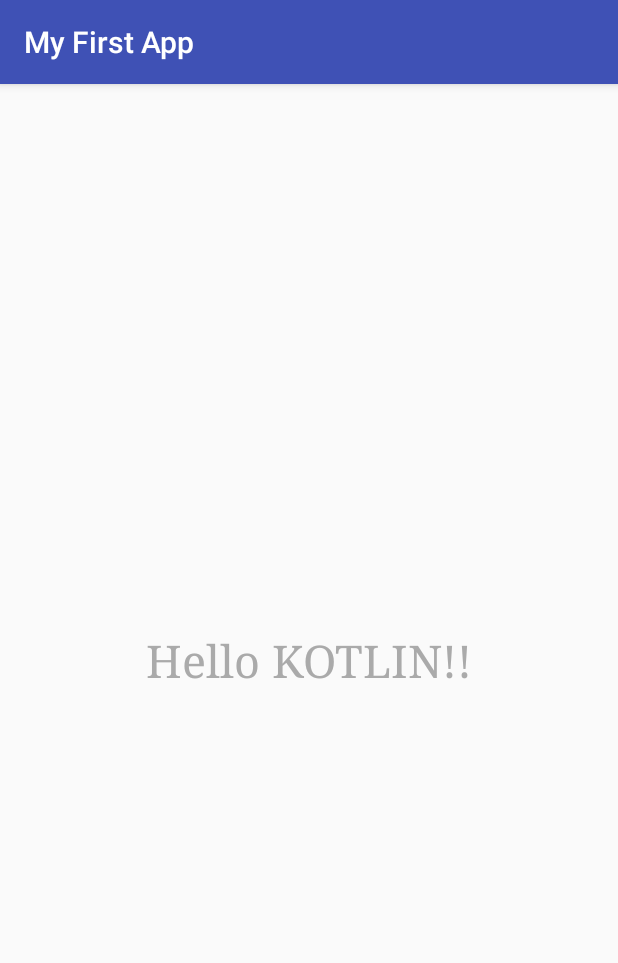
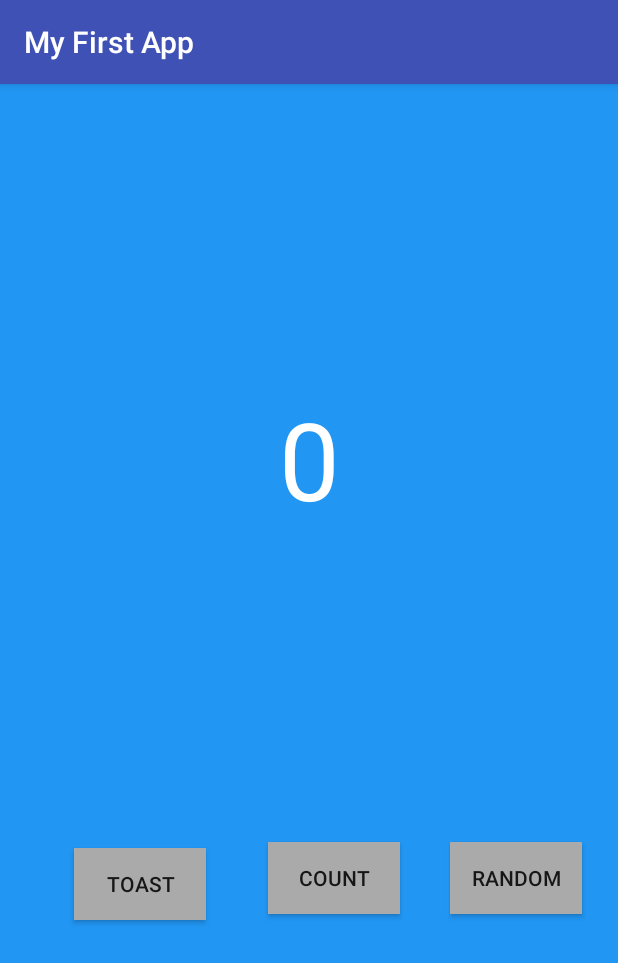
Before and after one commit to hajanaseem/MyFirstApp2, an Android app: the screen it shows after launch (MainActivity), on a phone screen of 412 x 824 dp. Shown: the top 963 px of the screen. Run offline under Robolectric (Android 15) with nearby library versions, the phone set to English and light mode, and no system bars.

Commit message:
Added buttons and toast

```diff
--- a/app/src/main/java/com/example/hmoham206/myfirstapp/MainActivity.kt
+++ b/app/src/main/java/com/example/hmoham206/myfirstapp/MainActivity.kt
@@ -2,6 +2,8 @@ package com.example.hmoham206.myfirstapp
 
 import android.support.v7.app.AppCompatActivity
 import android.os.Bundle
+import android.view.View
+import android.widget.Toast
 
 class MainActivity : AppCompatActivity() {
 
@@ -9,4 +11,8 @@ class MainActivity : AppCompatActivity() {
         super.onCreate(savedInstanceState)
         setContentView(R.layout.activity_main)
     }
+    fun toastme(view: View){
+        val myToast = Toast.makeText(this,"Hello Toast!", Toast.LENGTH_SHORT)
+        myToast.show()
+    }
 }
--- a/app/src/main/res/layout/activity_main.xml
+++ b/app/src/main/res/layout/activity_main.xml
@@ -4,19 +4,68 @@
     xmlns:tools="http://schemas.android.com/tools"
     android:layout_width="match_parent"
     android:layout_height="match_parent"
+    android:background="@color/screenBackground"
     tools:context="com.example.hmoham206.myfirstapp.MainActivity">
 
     <TextView
+        android:id="@+id/textView"
         android:layout_width="wrap_content"
         android:layout_height="wrap_content"
-        android:fontFamily="serif"
-        android:text="Hello KOTLIN!!"
+        android:fontFamily="sans-serif"
+        android:text="@string/hello_kotlin_text"
         android:textAppearance="@android:style/TextAppearance.Holo.Widget.ActionBar.Title"
-        android:textColor="@android:color/darker_gray"
-        android:textSize="30sp"
+        android:textColor="@android:color/white"
+        android:textSize="72sp"
         app:layout_constraintBottom_toBottomOf="parent"
         app:layout_constraintLeft_toLeftOf="parent"
         app:layout_constraintRight_toRightOf="parent"
-        app:layout_constraintTop_toTopOf="parent" />
+        app:layout_constraintTop_toTopOf="parent"
+        app:layout_constraintVertical_bias="0.3"/>
+
+    <Button
+        android:id="@+id/toast_button"
+        android:layout_width="wrap_content"
+        android:layout_height="wrap_content"
+        android:layout_marginBottom="8dp"
+        android:layout_marginEnd="8dp"
+        android:layout_marginStart="24dp"
+        android:layout_marginLeft="24dp"
+        android:layout_marginRight="8dp"
+        android:layout_marginTop="8dp"
+        android:background="@android:color/darker_gray"
+        android:text="Toast"
+        android:onClick="toastme"
+        app:layout_constraintBottom_toBottomOf="parent"
+        app:layout_constraintEnd_toStartOf="@+id/count_button"
+        app:layout_constraintStart_toStartOf="parent"
+        app:layout_constraintTop_toBottomOf="@+id/textView" />
+
+    <Button
+        android:id="@+id/count_button"
+        android:layout_width="wrap_content"
+        android:layout_height="wrap_content"
+        android:layout_marginBottom="8dp"
+        android:layout_marginEnd="8dp"
+        android:layout_marginStart="8dp"
+        android:background="@android:color/darker_gray"
+        android:text="Count"
+        app:layout_constraintBottom_toBottomOf="parent"
+        app:layout_constraintEnd_toStartOf="@+id/random_button"
+        app:layout_constraintStart_toEndOf="@+id/toast_button"
+        app:layout_constraintTop_toBottomOf="@+id/textView" />
+
+    <Button
+        android:id="@+id/random_button"
+        android:layout_width="wrap_content"
+        android:layout_height="wrap_content"
+        android:layout_marginBottom="8dp"
+        android:layout_marginEnd="24dp"
+        android:layout_marginRight="24dp"
+        android:background="@android:color/darker_gray"
+        android:text="Random"
+        app:layout_constraintBottom_toBottomOf="parent"
+        app:layout_constraintEnd_toEndOf="parent"
+        app:layout_constraintTop_toBottomOf="@+id/textView" />
+
 
 </android.support.constraint.ConstraintLayout>
--- a/app/src/main/res/values/colors.xml
+++ b/app/src/main/res/values/colors.xml
@@ -3,4 +3,6 @@
     <color name="colorPrimary">#3F51B5</color>
     <color name="colorPrimaryDark">#303F9F</color>
     <color name="colorAccent">#FF4081</color>
+    <color name="screenBackground">#2196F3</color>
+    <color name="buttonBackground">#BBDEFB</color>
 </resources>
--- a/app/src/main/res/values/strings.xml
+++ b/app/src/main/res/values/strings.xml
@@ -1,3 +1,4 @@
 <resources>
     <string name="app_name">My First App</string>
+    <string name="hello_kotlin_text">0</string>
 </resources>
```
